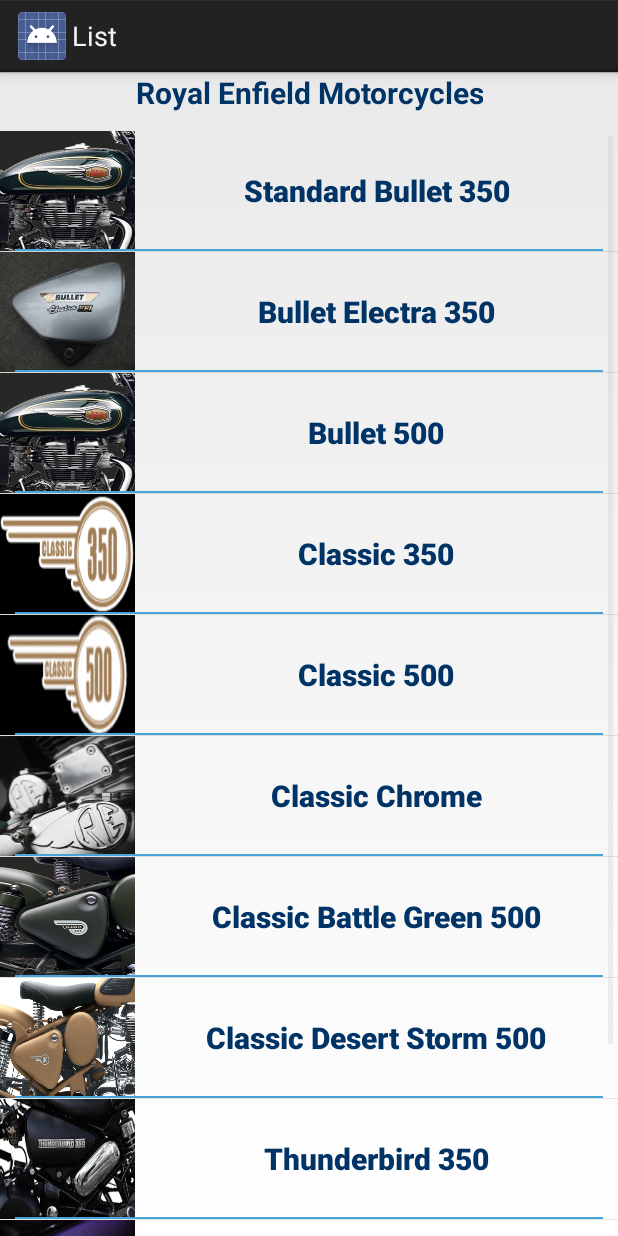
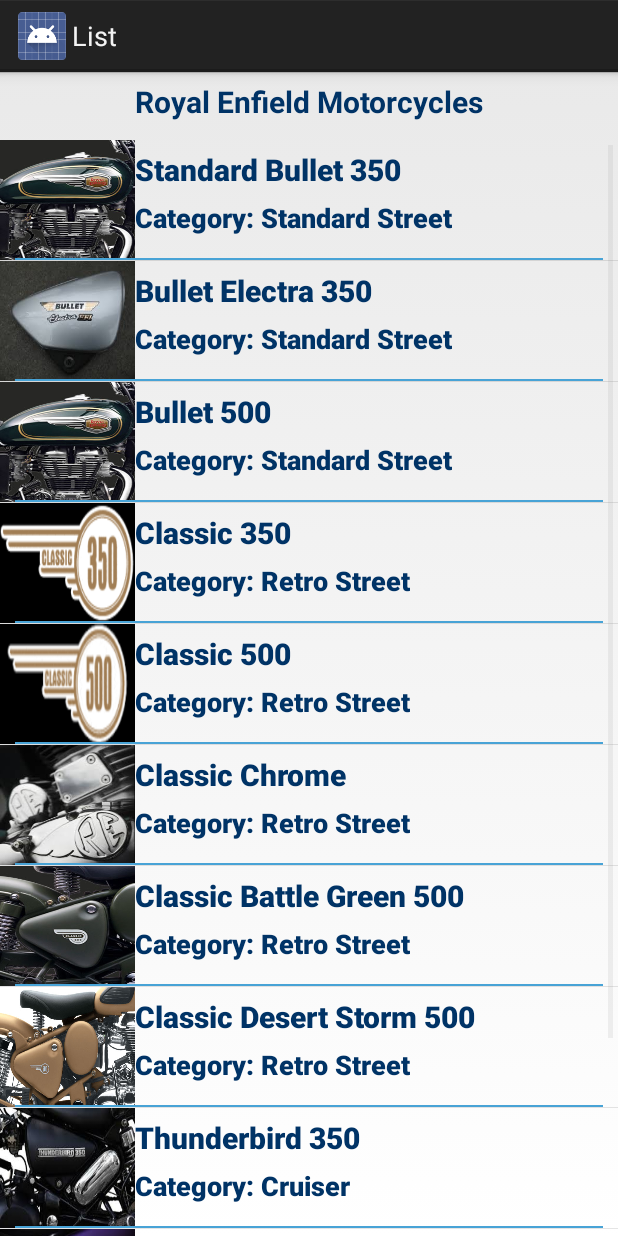
Before and after one commit to sairam1592/RoyalEnfieldFT, an Android app: the MotorCycleList screen opened directly, with no data from a screen before it, on a phone screen of 412 x 824 dp. Run offline under Robolectric (Android 15) with nearby library versions, the phone set to English and light mode, and no system bars.

Commit message:
Bike ListView modified
Category of bike is added to Listview that displays all bike names.

```diff
--- a/app/build.gradle
+++ b/app/build.gradle
@@ -1,13 +1,13 @@
 apply plugin: 'com.android.application'
 
 android {
-    compileSdkVersion 21
+    compileSdkVersion 22
     buildToolsVersion "21.1.2"
 
     defaultConfig {
         applicationId "com.example.admin.royalenfield"
-        minSdkVersion 21
-        targetSdkVersion 21
+        minSdkVersion 16
+        targetSdkVersion 22
         versionCode 1
         versionName "1.0"
     }
--- a/app/src/main/java/com/example/admin/royalenfield/BikeList/MotorCycleList.java
+++ b/app/src/main/java/com/example/admin/royalenfield/BikeList/MotorCycleList.java
@@ -34,6 +34,11 @@
             "Continental GT 535"
     };
 
+    String[] bikeCategory = new String[]{
+            "Standard Street", "Standard Street", "Standard Street", "Retro Street", "Retro Street", "Retro Street", "Retro Street", "Retro Street", "Cruiser", "Cruiser", "Cafe Racer"
+
+    };
+
     int[] bikeImage = new int[]{
             R.drawable.stb_img,
             R.drawable.elec_img,
@@ -61,11 +66,12 @@
             HashMap<String, String> hm = new HashMap<String, String>();
             hm.put("txt", bikeName[i]);
             hm.put("image", Integer.toString(bikeImage[i]));
+            hm.put("cat", "Category: "+bikeCategory[i]);
             aList.add(hm);
         }
-        String[] from = {"image", "txt"};
+        String[] from = {"image", "txt","cat"};
 
-        int[] to = {R.id.imageView_img, R.id.textView_bikeName};
+        int[] to = {R.id.imageView_img, R.id.textView_bikeName,R.id.textView_category};
 
         SimpleAdapter adapter = new SimpleAdapter(getBaseContext(), aList, R.layout.simple_list_item, from, to);
 
@@ -83,8 +89,7 @@
             @Override
             public void onItemClick(AdapterView<?> parent, View view,
                                     int position, long id) {
-                String item =(String) (listView.getItemAtPosition(position));
-                Toast.makeText(MotorCycleList.this, item, Toast.LENGTH_LONG).show();
+                //Toast.makeText(MotorCycleList.this, position, Toast.LENGTH_LONG).show(); -NOTWORKING
             }
         });
     }
--- a/app/src/main/res/layout/simple_list_item.xml
+++ b/app/src/main/res/layout/simple_list_item.xml
@@ -1,31 +1,41 @@
 <?xml version="1.0" encoding="utf-8"?>
 <RelativeLayout xmlns:android="http://schemas.android.com/apk/res/android"
-    android:orientation="vertical" android:layout_width="match_parent"
-    android:layout_height="match_parent">
+    android:layout_width="match_parent"
+    android:layout_height="match_parent"
+    android:orientation="vertical">
 
 
     <ImageView
+        android:id="@+id/imageView_img"
         android:layout_width="90dp"
         android:layout_height="80dp"
-        android:scaleType="fitXY"
-        android:id="@+id/imageView_img"
+        android:layout_alignParentStart="true"
         android:layout_alignParentTop="true"
-        android:layout_alignParentStart="true" />
+        android:scaleType="fitXY" />
 
     <TextView
+        android:id="@+id/textView_bikeName"
         style="@style/bikeText"
-        android:text="test"
-        android:id="@+id/textView_bikeName"
+        android:layout_alignEnd="@+id/view"
         android:layout_alignParentTop="true"
+        android:layout_alignRight="@+id/view"
+        android:layout_toEndOf="@+id/imageView_img"
+        android:layout_toRightOf="@+id/imageView_img"
+        android:text="test" />
+
+    <View
+        android:id="@+id/view"
+        style="@style/view"
         android:layout_alignBottom="@+id/imageView_img"
-        android:layout_alignParentEnd="true"
-        android:layout_toEndOf="@+id/imageView_img" />
-    <View
-        android:background="#48a3d6"
-        android:layout_width="fill_parent"
-        android:layout_height="1dp"
-        android:layout_marginTop="5dp"
-        android:layout_marginLeft="10dp"
-        android:layout_marginRight="10dp"
-        android:layout_alignBottom="@+id/textView_bikeName"/>
+        android:layout_centerHorizontal="true" />
+
+    <TextView
+        android:id="@+id/textView_category"
+        style="@style/SubText"
+        android:layout_alignEnd="@+id/view"
+        android:layout_alignRight="@+id/view"
+        android:layout_below="@+id/textView_bikeName"
+        android:layout_toEndOf="@+id/imageView_img"
+        android:layout_toRightOf="@+id/imageView_img"
+        android:text="test" />
 </RelativeLayout>
--- a/app/src/main/res/values/styles.xml
+++ b/app/src/main/res/values/styles.xml
@@ -21,7 +21,28 @@
         <item name="android:layout_height">wrap_content</item>
         <item name="android:textStyle">normal|bold</item>
         <item name="android:textColor">#003366</item>
-        <item name="android:gravity">center</item>
+        <item name="android:gravity">left</item>
+        <item name="android:layout_marginTop">6dp</item>
+    </style>
+
+    <style name="SubText">
+        <item name="android:textAppearance">?android:attr/textAppearanceMedium</item>
+        <item name="android:textSize">18dp</item>
+        <item name="android:layout_width">wrap_content</item>
+        <item name="android:layout_height">wrap_content</item>
+        <item name="android:textStyle">normal|bold</item>
+        <item name="android:textColor">#003366</item>
+        <item name="android:gravity">left</item>
+        <item name="android:layout_marginTop">6dp</item>
+    </style>
+
+    <style name="view">
+        <item name="android:background">#48a3d6</item>
+        <item name="android:layout_width">fill_parent</item>
+        <item name="android:layout_height">1dp</item>
+        <item name="android:layout_marginLeft">10dp</item>
+        <item name="android:layout_marginRight">10dp</item>
+        <item name="android:layout_marginTop">2dp</item>
     </style>
 
 </resources>
--- a/build.gradle
+++ b/build.gradle
@@ -5,7 +5,7 @@
         jcenter()
     }
     dependencies {
-        classpath 'com.android.tools.build:gradle:1.1.0'
+        classpath 'com.android.tools.build:gradle:1.3.0'
 
         // NOTE: Do not place your application dependencies here; they belong
         // in the individual module build.gradle files
```
Also changed, not shown: 2 other files.
